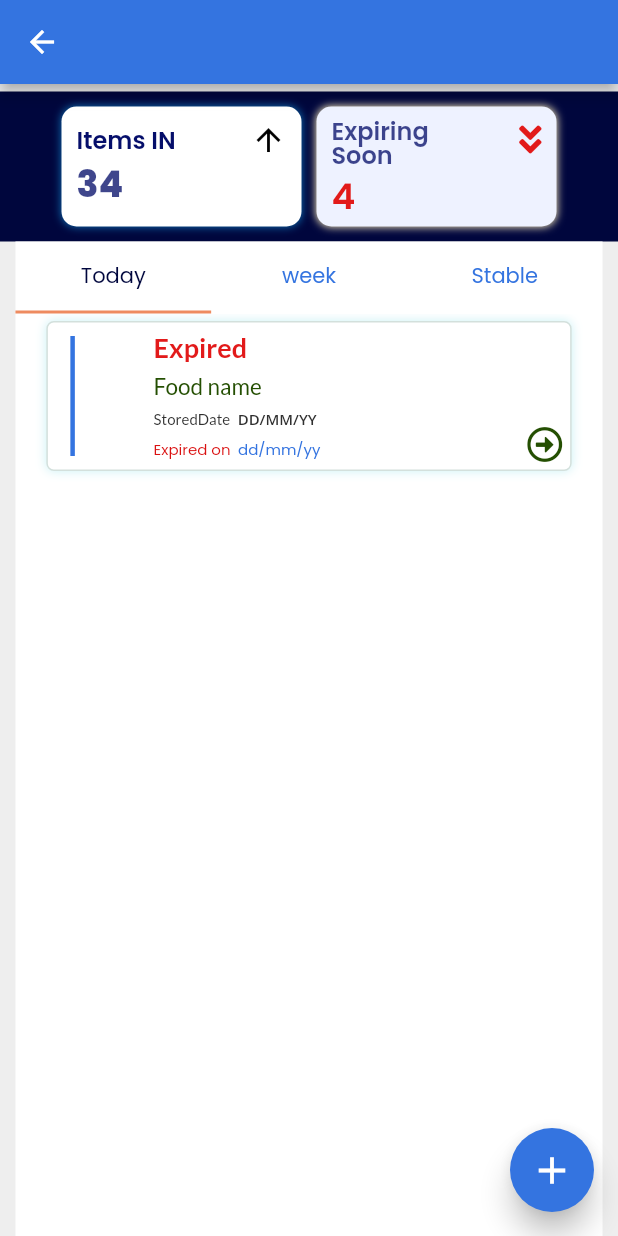
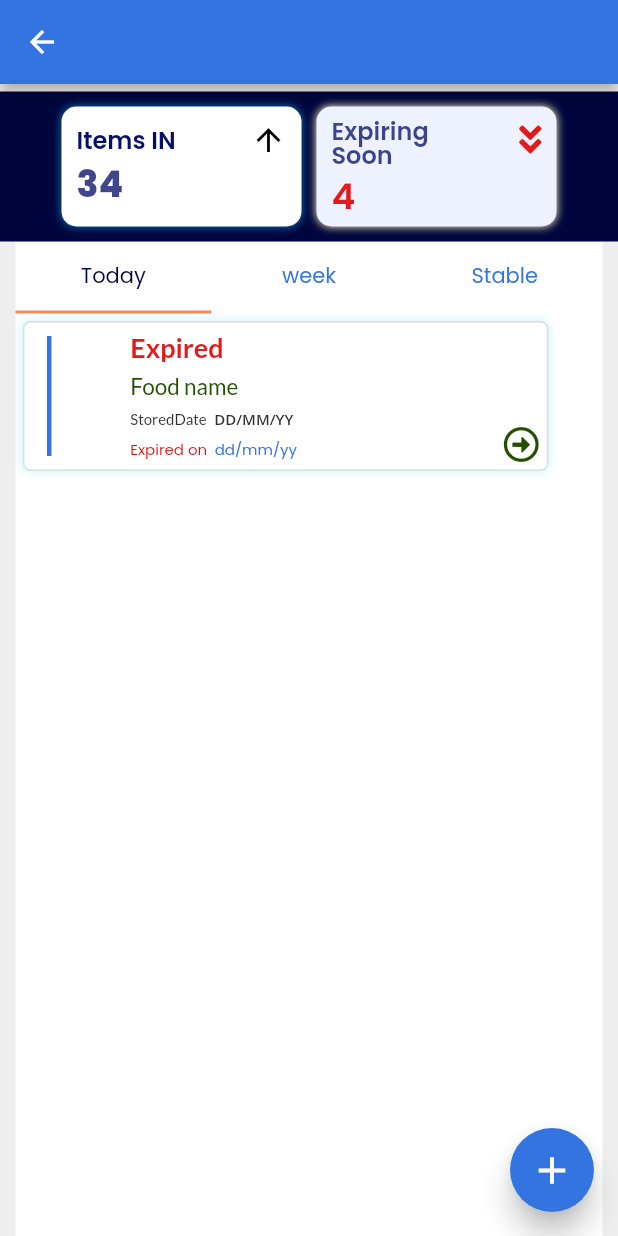
Before and after one commit to subramanyanavada123/rubix22-65-optimise-prime, a Flutter app: the KitchenWidget screen opened directly, on a phone screen of 412 x 824 dp. Run offline on Flutter 3.47's test engine with Material 2 defaults, Android fonts, the phone set to English and light mode, and no system bars; drawn by our look-alikes of auto_size_text; our stand-ins replace font_awesome_flutter, google_fonts, page_transition, smooth_page_indicator, timeago; missing offline and left inert: json_path.

Commit message:
Updating to latest FlutterFlow output.

```diff
--- a/lib/components/lists1_widget.dart
+++ b/lib/components/lists1_widget.dart
@@ -18,7 +18,8 @@ class _Lists1WidgetState extends State<Lists1Widget> {
       mainAxisSize: MainAxisSize.max,
       mainAxisAlignment: MainAxisAlignment.center,
       children: [
-        Column(
+        SingleChildScrollView(
+          child: Column(
             mainAxisSize: MainAxisSize.max,
             children: [
               Container(
@@ -52,7 +53,9 @@ class _Lists1WidgetState extends State<Lists1Widget> {
                       Expanded(
                         child: TabBarView(
                           children: [
-                          Row(
+                            SingleChildScrollView(
+                              scrollDirection: Axis.horizontal,
+                              child: Row(
                                 mainAxisSize: MainAxisSize.max,
                                 mainAxisAlignment: MainAxisAlignment.center,
                                 crossAxisAlignment: CrossAxisAlignment.start,
@@ -60,13 +63,15 @@ class _Lists1WidgetState extends State<Lists1Widget> {
                                   SingleChildScrollView(
                                     child: Column(
                                       mainAxisSize: MainAxisSize.max,
-                                  crossAxisAlignment: CrossAxisAlignment.start,
+                                      crossAxisAlignment:
+                                          CrossAxisAlignment.start,
                                       children: [
                                         Food1Widget(),
                                       ],
                                     ),
                                   ),
                                 ],
+                              ),
                             ),
                             Row(
                               mainAxisSize: MainAxisSize.max,
@@ -92,7 +97,8 @@ class _Lists1WidgetState extends State<Lists1Widget> {
                                 SingleChildScrollView(
                                   child: Column(
                                     mainAxisSize: MainAxisSize.max,
-                                  crossAxisAlignment: CrossAxisAlignment.start,
+                                    crossAxisAlignment:
+                                        CrossAxisAlignment.start,
                                     children: [
                                       Food1Widget(),
                                     ],
@@ -109,6 +115,7 @@ class _Lists1WidgetState extends State<Lists1Widget> {
               ),
             ],
           ),
+        ),
       ],
     );
   }
```
Lines whose indentation alone changed are shown as unchanged.
